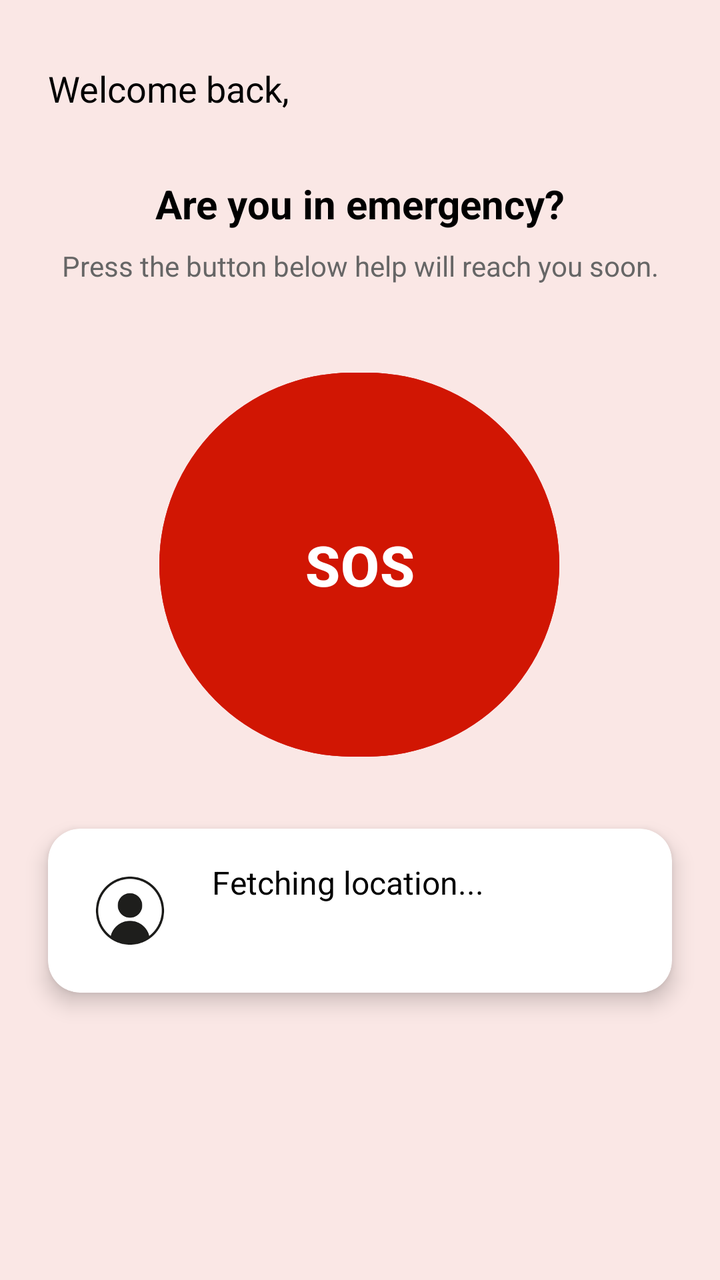
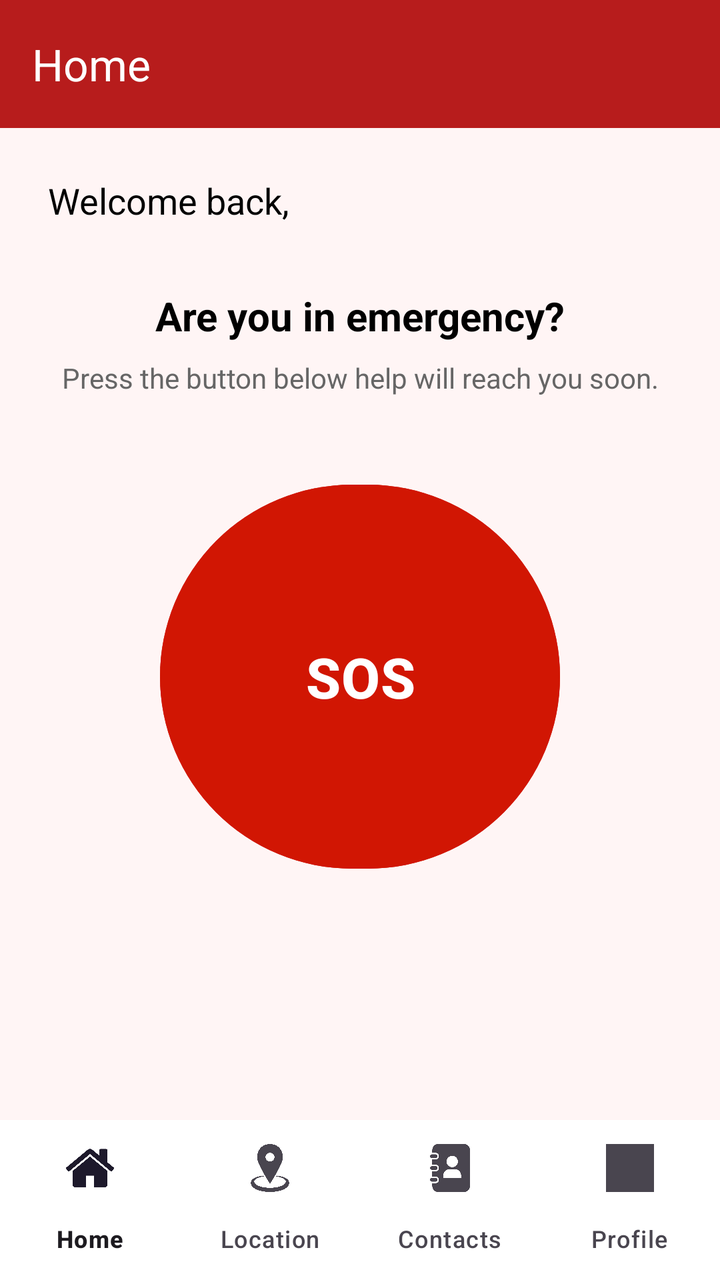

The first picture is an Android layout as it rendered before a commit; the second is the same layout after the commit. The layout source and the unified diff follow.
<!-- AndroidManifest.xml: application theme Theme.lifeguard -->
<!-- res/layout/activity_dashboard.xml -->
<?xml version="1.0" encoding="utf-8"?>
<androidx.constraintlayout.widget.ConstraintLayout
    xmlns:android="http://schemas.android.com/apk/res/android"
    xmlns:app="http://schemas.android.com/apk/res-auto"
    xmlns:tools="http://schemas.android.com/tools"
    android:layout_width="match_parent"
    android:layout_height="match_parent"
    android:background="#fae7e5">

    
    <TextView
        android:id="@+id/tvWelcome"
        android:layout_width="0dp"
        android:layout_height="wrap_content"
        android:text="Welcome back,"
        android:textSize="18sp"
        android:textColor="#000000"
        android:layout_marginTop="32dp"
        app:layout_constraintTop_toTopOf="parent"
        app:layout_constraintStart_toStartOf="parent"
        app:layout_constraintEnd_toEndOf="parent"
        android:paddingHorizontal="24dp"/>


    


    <TextView
        android:id="@+id/tvEmergencyQuestion"
        android:layout_width="0dp"
        android:layout_height="wrap_content"
        android:text="Are you in emergency?"
        android:textSize="20sp"
        android:textStyle="bold"
        android:textColor="#000000"
        android:gravity="center"
        android:layout_marginTop="32dp"
        app:layout_constraintTop_toBottomOf="@id/tvWelcome"
        app:layout_constraintStart_toStartOf="parent"
        app:layout_constraintEnd_toEndOf="parent"/>

    <TextView
        android:id="@+id/tvEmergencySubtext"
        android:layout_width="0dp"
        android:layout_height="wrap_content"
        android:text="Press the button below help will reach you soon."
        android:textSize="14sp"
        android:textColor="#666666"
        android:gravity="center"
        android:layout_marginTop="8dp"
        app:layout_constraintTop_toBottomOf="@id/tvEmergencyQuestion"
        app:layout_constraintStart_toStartOf="parent"
        app:layout_constraintEnd_toEndOf="parent"/>

    

    
    <Button
        android:id="@+id/btnSOS"
        android:layout_width="200dp"
        android:layout_height="200dp"
        android:layout_gravity="center"
        android:layout_marginTop="40dp"
        android:backgroundTint="#d11603"
        android:gravity="center"
        android:shape="oval"
        android:text="SOS"
        android:textColor="@android:color/white"
        android:textSize="28sp"
        android:textStyle="bold"
        app:layout_constraintEnd_toEndOf="parent"
        app:layout_constraintHorizontal_bias="0.497"
        app:layout_constraintStart_toStartOf="parent"
        app:layout_constraintTop_toBottomOf="@id/tvEmergencySubtext" />

    <androidx.cardview.widget.CardView
        android:id="@+id/cardAddress"
        android:layout_width="0dp"
        android:layout_height="wrap_content"
        android:layout_marginHorizontal="24dp"
        android:layout_marginTop="32dp"
        app:cardCornerRadius="16dp"
        app:cardElevation="6dp"
        app:layout_constraintTop_toBottomOf="@id/btnSOS"
        app:layout_constraintStart_toStartOf="parent"
        app:layout_constraintEnd_toEndOf="parent">

        <LinearLayout
            android:layout_width="match_parent"
            android:layout_height="wrap_content"
            android:orientation="horizontal"
            android:padding="16dp">

            <ImageView
                android:layout_width="50dp"
                android:layout_height="50dp"
                android:src="@drawable/profile"
                android:scaleType="centerCrop"
                android:layout_marginEnd="16dp"
                android:background="@drawable/profile"/>

            <TextView
                android:id="@+id/tvUserLocation"
                android:layout_width="0dp"
                android:layout_height="wrap_content"
                android:text="Fetching location..."
                android:textSize="16sp"
                android:textColor="#000000"
                android:layout_weight="1"/>
        </LinearLayout>
    </androidx.cardview.widget.CardView>



</androidx.constraintlayout.widget.ConstraintLayout>
<!-- resources referenced by this layout -->
<resources>
  <!-- drawable profile: png bitmap (drawable, 3136 bytes) -->
  <style name="Theme.lifeguard" parent="Base.Theme.lifeguard" />
  <style name="Base.Theme.lifeguard" parent="Theme.Material3.DayNight.NoActionBar">
          
          
      </style>
</resources>

<!-- the commit's change to res/layout/activity_dashboard.xml (unified diff, before → after) -->
@@ -2,10 +2,21 @@
 <androidx.constraintlayout.widget.ConstraintLayout
     xmlns:android="http://schemas.android.com/apk/res/android"
     xmlns:app="http://schemas.android.com/apk/res-auto"
-    xmlns:tools="http://schemas.android.com/tools"
     android:layout_width="match_parent"
     android:layout_height="match_parent"
-    android:background="#fae7e5">
+    android:background="#FFF5F5">
+
+    
+    <com.google.android.material.appbar.MaterialToolbar
+        android:id="@+id/toolbar"
+        android:layout_width="0dp"
+        android:layout_height="?attr/actionBarSize"
+        android:background="#B71C1C"
+        app:title="Home"
+        app:titleTextColor="@android:color/white"
+        app:layout_constraintTop_toTopOf="parent"
+        app:layout_constraintStart_toStartOf="parent"
+        app:layout_constraintEnd_toEndOf="parent"/>
 
     
     <TextView
@@ -15,16 +26,13 @@
         android:text="Welcome back,"
         android:textSize="18sp"
         android:textColor="#000000"
-        android:layout_marginTop="32dp"
-        app:layout_constraintTop_toTopOf="parent"
+        android:layout_marginTop="24dp"
+        android:paddingHorizontal="24dp"
+        app:layout_constraintTop_toBottomOf="@id/toolbar"
         app:layout_constraintStart_toStartOf="parent"
-        app:layout_constraintEnd_toEndOf="parent"
-        android:paddingHorizontal="24dp"/>
-
+        app:layout_constraintEnd_toEndOf="parent"/>
 
     
-
-
     <TextView
         android:id="@+id/tvEmergencyQuestion"
         android:layout_width="0dp"
@@ -53,62 +61,31 @@
         app:layout_constraintEnd_toEndOf="parent"/>
 
     
-
-    
     <Button
         android:id="@+id/btnSOS"
         android:layout_width="200dp"
         android:layout_height="200dp"
-        android:layout_gravity="center"
         android:layout_marginTop="40dp"
         android:backgroundTint="#d11603"
-        android:gravity="center"
-        android:shape="oval"
         android:text="SOS"
         android:textColor="@android:color/white"
         android:textSize="28sp"
         android:textStyle="bold"
-        app:layout_constraintEnd_toEndOf="parent"
-        app:layout_constraintHorizontal_bias="0.497"
+        app:layout_constraintTop_toBottomOf="@id/tvEmergencySubtext"
         app:layout_constraintStart_toStartOf="parent"
-        app:layout_constraintTop_toBottomOf="@id/tvEmergencySubtext" />
+        app:layout_constraintEnd_toEndOf="parent"/>
 
-    <androidx.cardview.widget.CardView
-        android:id="@+id/cardAddress"
+    
+    <com.google.android.material.bottomnavigation.BottomNavigationView
+        android:id="@+id/bottomNavigation"
         android:layout_width="0dp"
         android:layout_height="wrap_content"
-        android:layout_marginHorizontal="24dp"
-        android:layout_marginTop="32dp"
-        app:cardCornerRadius="16dp"
-        app:cardElevation="6dp"
-        app:layout_constraintTop_toBottomOf="@id/btnSOS"
+        android:background="@android:color/white"
+        app:menu="@menu/bottom_nav_menu"
+        app:labelVisibilityMode="labeled"
+        app:layout_constraintBottom_toBottomOf="parent"
         app:layout_constraintStart_toStartOf="parent"
-        app:layout_constraintEnd_toEndOf="parent">
-
-        <LinearLayout
-            android:layout_width="match_parent"
-            android:layout_height="wrap_content"
-            android:orientation="horizontal"
-            android:padding="16dp">
-
-            <ImageView
-                android:layout_width="50dp"
-                android:layout_height="50dp"
-                android:src="@drawable/profile"
-                android:scaleType="centerCrop"
-                android:layout_marginEnd="16dp"
-                android:background="@drawable/profile"/>
-
-            <TextView
-                android:id="@+id/tvUserLocation"
-                android:layout_width="0dp"
-                android:layout_height="wrap_content"
-                android:text="Fetching location..."
-                android:textSize="16sp"
-                android:textColor="#000000"
-                android:layout_weight="1"/>
-        </LinearLayout>
-    </androidx.cardview.widget.CardView>
+        app:layout_constraintEnd_toEndOf="parent"/>
 
 
 
<!-- resource entries referenced after the edit -->
@@ -1,6 +1,5 @@
 <!-- resources referenced by this layout -->
 <resources>
-  <!-- drawable profile: png bitmap (drawable, 3136 bytes) -->
   <style name="Theme.lifeguard" parent="Base.Theme.lifeguard" />
   <style name="Base.Theme.lifeguard" parent="Theme.Material3.DayNight.NoActionBar">
           
